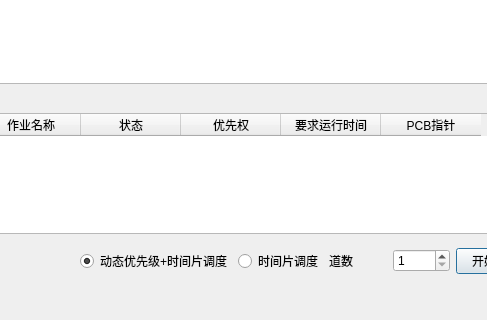
fr0der1c/Simulate-CPU-Scheduling, file mainwindow.ui: the form before one commit; both pictures show x 130 to 617 and y 347 to 667 of the 1009 by 667 pixel window.
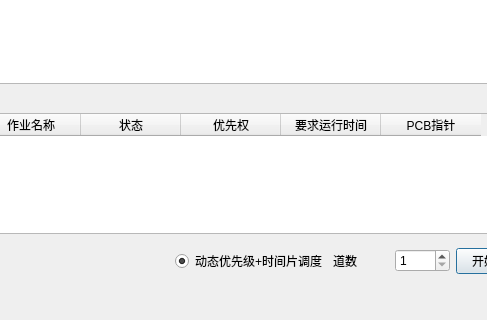
The form after the commit.

Commit message: Add memory allocation

```diff
--- a/mainwindow.ui
+++ b/mainwindow.ui
@@ -344,9 +344,9 @@
    <widget class="QWidget" name="layoutWidget">
     <property name="geometry">
      <rect>
-      <x>210</x>
+      <x>305</x>
       <y>590</y>
-      <width>456</width>
+      <width>361</width>
       <height>36</height>
      </rect>
     </property>
@@ -361,16 +361,6 @@
        </property>
       </widget>
      </item>
-     <item>
-      <widget class="QRadioButton" name="TimeSliceRadio">
-       <property name="text">
-        <string>时间片调度</string>
-       </property>
-       <property name="checked">
-        <bool>false</bool>
-       </property>
-      </widget>
-     </item>
      <item>
       <widget class="QLabel" name="DaoshuLabel">
        <property name="text">
```
Left out of the diff: 22 changed lines with no effect on the pictures. The commit also changes 2 other files.
